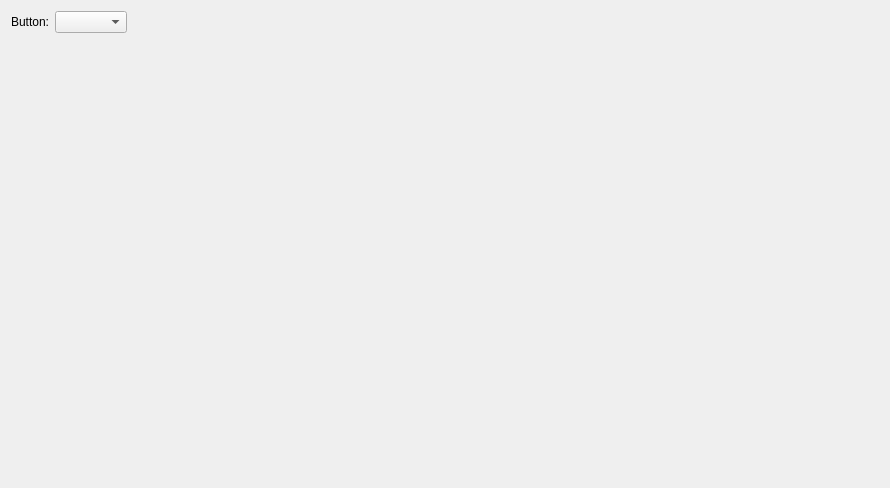
KDE/kremotecontrol, file kcmlirc/editactioncontainer.ui: the form before one commit.
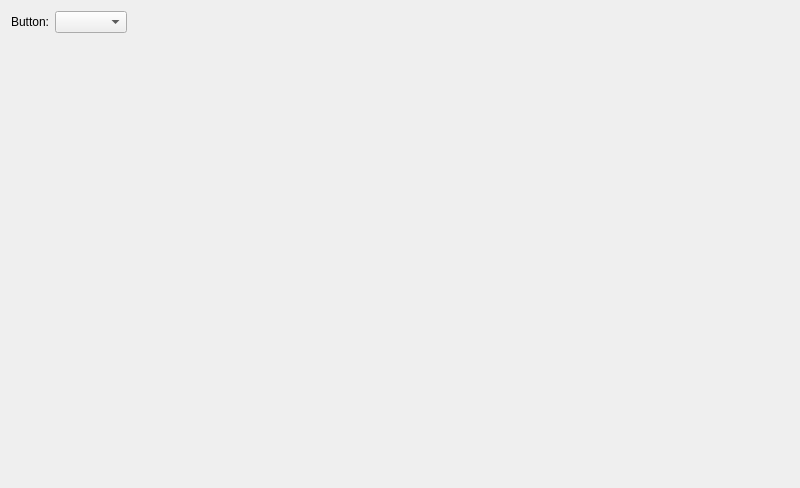
The form after the commit. Custom widgets are drawn as their Qt base class.

What changed in the file:
```diff
--- a/kcmlirc/editactioncontainer.ui
+++ b/kcmlirc/editactioncontainer.ui
@@ -6,10 +6,22 @@
    <rect>
     <x>0</x>
     <y>0</y>
-    <width>890</width>
+    <width>800</width>
     <height>488</height>
    </rect>
   </property>
+  <property name="sizePolicy">
+   <sizepolicy hsizetype="MinimumExpanding" vsizetype="Preferred">
+    <horstretch>0</horstretch>
+    <verstretch>0</verstretch>
+   </sizepolicy>
+  </property>
+  <property name="minimumSize">
+   <size>
+    <width>800</width>
+    <height>0</height>
+   </size>
+  </property>
   <property name="windowTitle">
    <string>Form</string>
   </property>
```
